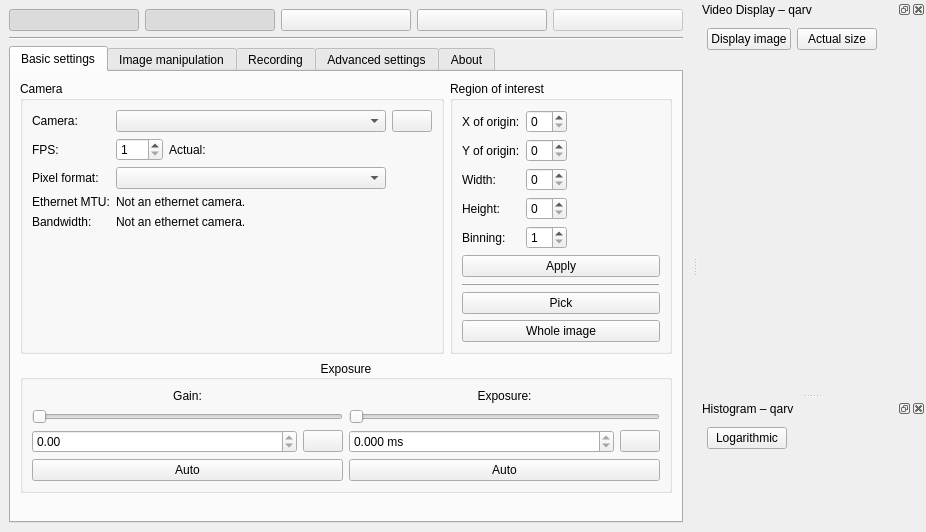
Qt form src/mainwindow.ui (AD-Vega/qarv) before a commit.
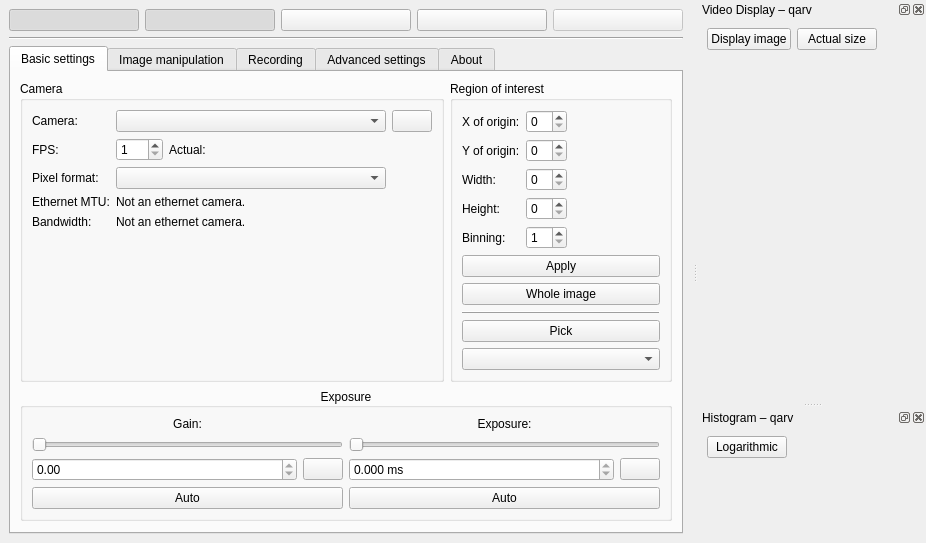
The same form after that commit. Icons and pictures are not drawn. Custom widgets are drawn as their Qt base class.

```diff
--- a/src/mainwindow.ui
+++ b/src/mainwindow.ui
@@ -7,7 +7,7 @@
     <x>0</x>
     <y>0</y>
     <width>926</width>
-    <height>532</height>
+    <height>536</height>
    </rect>
   </property>
   <property name="windowTitle">
@@ -345,6 +345,16 @@
                </property>
               </widget>
              </item>
+             <item>
+              <widget class="QPushButton" name="resetROIButton">
+               <property name="toolTip">
+                <string>Reset ROI to the maximum, effective immediately.</string>
+               </property>
+               <property name="text">
+                <string>Whole image</string>
+               </property>
+              </widget>
+             </item>
              <item>
               <widget class="QFrame" name="frame">
                <property name="frameShape">
@@ -374,12 +384,9 @@
               </widget>
              </item>
              <item>
-              <widget class="QPushButton" name="resetROIButton">
+              <widget class="QComboBox" name="ROIsizeCombo">
                <property name="toolTip">
-                <string>Reset ROI to the maximum, effective immediately.</string>
-               </property>
-               <property name="text">
-                <string>Whole image</string>
+                <string>Choose a size of ROI used for picking.</string>
                </property>
               </widget>
              </item>
```
